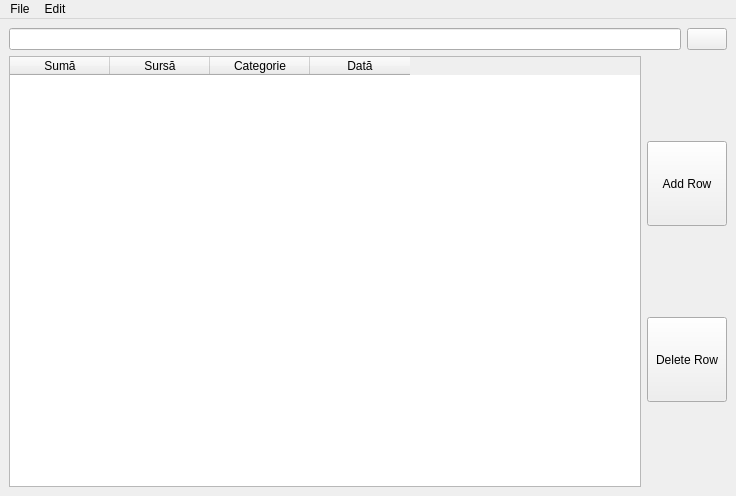
Above: fereastraprincipala.ui from AF1DC2/Proiect_C- before the change. Below: the same form after it.
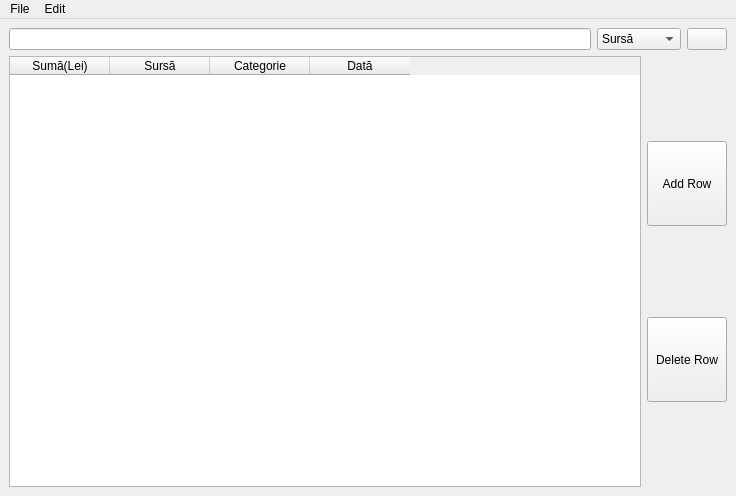
That is the form after the change. Icons and pictures are not drawn.

```diff
--- a/fereastraprincipala.ui
+++ b/fereastraprincipala.ui
@@ -26,6 +26,20 @@
       <item>
        <widget class="QLineEdit" name="lineEdit"/>
       </item>
+      <item>
+       <widget class="QComboBox" name="comboBox">
+        <item>
+         <property name="text">
+          <string>Sursă</string>
+         </property>
+        </item>
+        <item>
+         <property name="text">
+          <string>Categorie</string>
+         </property>
+        </item>
+       </widget>
+      </item>
       <item>
        <widget class="QPushButton" name="pushButton">
         <property name="text">
@@ -53,7 +67,7 @@
           </attribute>
           <column>
            <property name="text">
-            <string>Sumă</string>
+            <string>Sumă(Lei)</string>
            </property>
           </column>
           <column>
```
Left out of the diff: 5 changed lines with no effect on the pictures.
